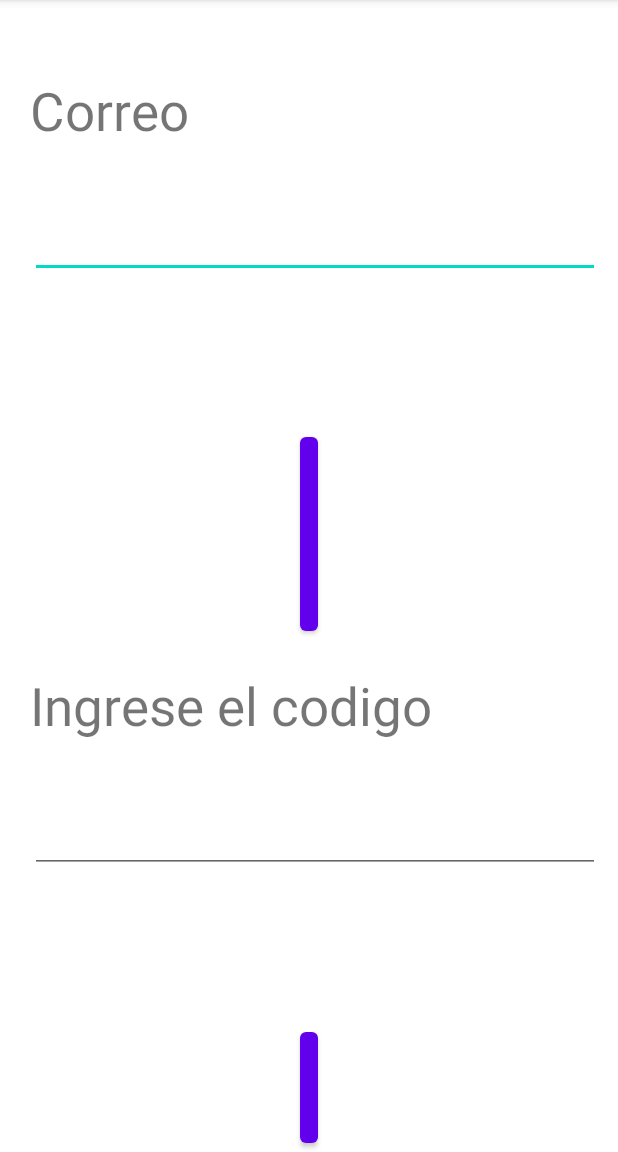
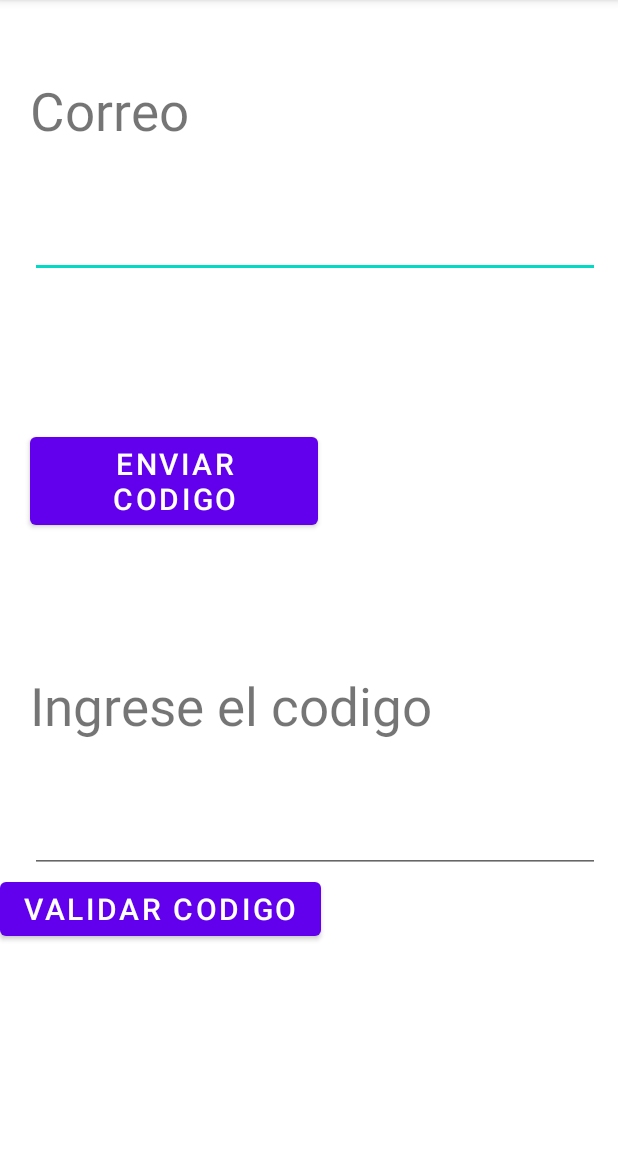
Before and after one commit to Eedal/Android-taller1, an Android app: the screen it shows after launch (ForgotPassActivity), after a tap on "¿Recordar contraseña?", on a phone screen of 412 x 824 dp, the part 84-1236 px from its top. Run offline under Robolectric (Android 15) with nearby library versions, the phone set to English and light mode, and no system bars.

```diff
--- a/app/src/main/java/com/example/tallerunimaguno/ForgotPassActivity.java
+++ b/app/src/main/java/com/example/tallerunimaguno/ForgotPassActivity.java
@@ -7,10 +7,13 @@ import android.os.Bundle;
 import android.util.Log;
 import android.view.View;
 import android.widget.Button;
+import android.widget.EditText;
 
 public class ForgotPassActivity extends AppCompatActivity implements View.OnClickListener{
     Button validate_code;
+    EditText txt_correo;
     String code_temp;
+
 
 
     @Override
@@ -19,6 +22,7 @@ public class ForgotPassActivity extends AppCompatActivity implements View.OnClic
         setContentView(R.layout.activity_forgot_pass);
 
         validate_code= findViewById(R.id.validate_code);
+        txt_correo= findViewById(R.id.txt_correo);
 
         validate_code.setOnClickListener(this);
 
--- a/app/src/main/java/com/example/tallerunimaguno/MainActivity.java
+++ b/app/src/main/java/com/example/tallerunimaguno/MainActivity.java
@@ -30,8 +30,8 @@ public class MainActivity extends AppCompatActivity implements View.OnClickListe
  Button ingresar, cancelar, register;
  CheckBox termsAndConditions, rememberData;
  AlertDialog.Builder builder;
- public ArrayList<User> Users = new ArrayList();
-
+ //public ArrayList<User> Users = new ArrayList();
+    //GlobalData.Users;
     @Override
     protected void onCreate(Bundle savedInstanceState) {
         super.onCreate(savedInstanceState);
@@ -71,10 +71,10 @@ public class MainActivity extends AppCompatActivity implements View.OnClickListe
         ArrayList<User> UsersAux = (ArrayList<User>) getIntent().getSerializableExtra("Users");
 
         if(UsersAux != null){
-            this.Users.clear();
-            this.Users = UsersAux;
+            GlobalData.Users.clear();
+            GlobalData.Users = UsersAux;
         }
-        for (models.User User: Users) {
+        for (models.User User: GlobalData.Users) {
             Log.d("User", User.getName());
             Log.d("Sexo", User.getSexo());
             Log.d("Passwrod", User.getPassword());
@@ -85,7 +85,7 @@ public class MainActivity extends AppCompatActivity implements View.OnClickListe
 
     public void UsersSeeders(Integer units, String name){
         for (int i = 0; i < units ; i++){
-            Users.add(new User(name+ String.valueOf(i+1), name+ String.valueOf(i+1), "Prueba", "holasoy@gmail.com", "Masculino"));
+            GlobalData.Users.add(new User(name+ String.valueOf(i+1), name+ String.valueOf(i+1), "Prueba", "holasoy@gmail.com", "Masculino"));
         }
     }
     public void checksBoxListener(){
@@ -111,7 +111,7 @@ public class MainActivity extends AppCompatActivity implements View.OnClickListe
 
     public boolean login(String user, String password){
         boolean response = false;
-        for (models.User User: Users)
+        for (models.User User: GlobalData.Users)
             if(User.getName().equals(user) && User.getPassword().equals(password))
                 response = true;
 
@@ -170,12 +170,6 @@ public class MainActivity extends AppCompatActivity implements View.OnClickListe
 
                 Intent intent = new Intent(getApplicationContext(), RegisterActivity.class);
 
-                try {
-                    intent.putExtra("Users", Users);
-                }catch (Exception e){
-                    Toast.makeText(getApplicationContext(), "Error", Toast.LENGTH_LONG).show();
-
-                }
                 startActivity(intent);
 
                 break;
--- a/app/src/main/res/layout/activity_forgot_pass.xml
+++ b/app/src/main/res/layout/activity_forgot_pass.xml
@@ -36,7 +36,7 @@
             android:id="@+id/send_code"
             android:layout_width="wrap_content"
             android:layout_height="wrap_content"
-            android:layout_marginStart="200sp"
+            android:layout_marginStart="20sp"
             android:layout_marginLeft="200sp"
             android:layout_marginTop="100sp"
             android:layout_marginEnd="200sp"
@@ -75,11 +75,6 @@
             android:id="@+id/validate_code"
             android:layout_width="wrap_content"
             android:layout_height="wrap_content"
-            android:layout_marginStart="200sp"
-            android:layout_marginLeft="200sp"
-            android:layout_marginTop="100sp"
-            android:layout_marginEnd="200sp"
-            android:layout_marginRight="200sp"
             android:text="Validar codigo"
             android:textSize="20sp" />
     </LinearLayout>
```
Also changed, not shown: app/src/main/java/com/example/tallerunimaguno/GlobalData.java (added, +17 -0 lines), app/src/main/java/com/example/tallerunimaguno/RegisterActivity.java (+4 -9 lines), app/src/main/java/models/User.java (+0 -7 lines).
